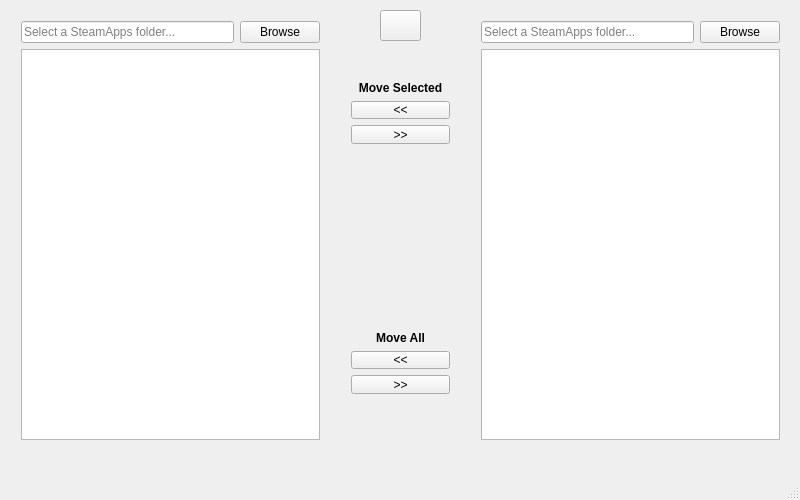
larryprice/SteamGameMover, file SteamGameMover/MainWindow.ui: the form before one commit.
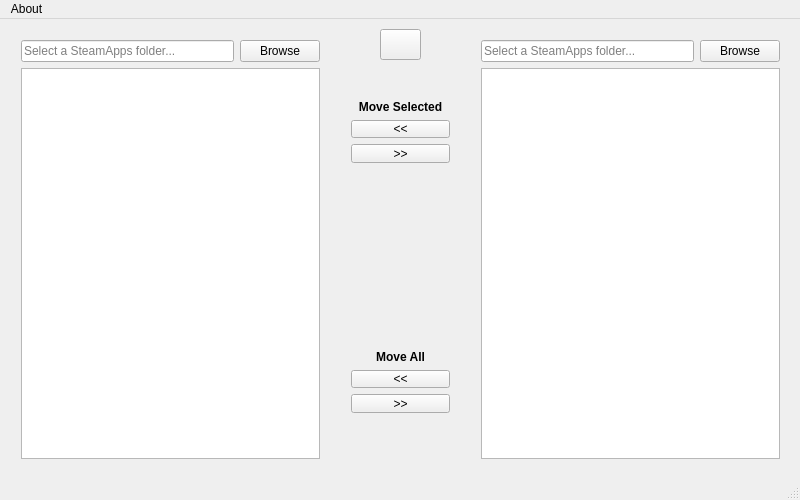
The form after the commit. Icons and pictures are not drawn.

Commit message: Adding AboutDialog with icons of varying sizes.

Diff of the .ui file:
```diff
--- a/SteamGameMover/MainWindow.ui
+++ b/SteamGameMover/MainWindow.ui
@@ -199,6 +199,14 @@
      <height>25</height>
     </rect>
    </property>
+   <widget class="QMenu" name="menuAbout">
+    <property name="title">
+     <string>About</string>
+    </property>
+    <addaction name="actionHelp"/>
+    <addaction name="actionAbout"/>
+   </widget>
+   <addaction name="menuAbout"/>
   </widget>
   <widget class="QStatusBar" name="statusBar"/>
  </widget>
```
Left out of the diff: 10 changed lines with no effect on the pictures. The commit also changes 13 other files.
